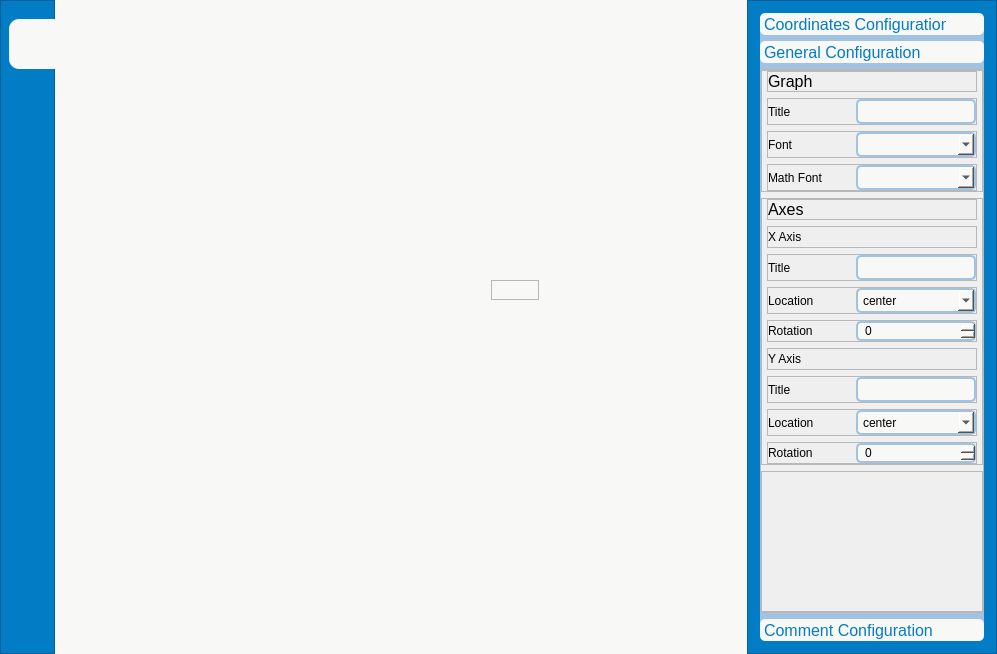
The window that interface.ui (vikesaki/University_MaximaAdditionalGraphicalUtility) describes before a commit, drawn with Qt 5.
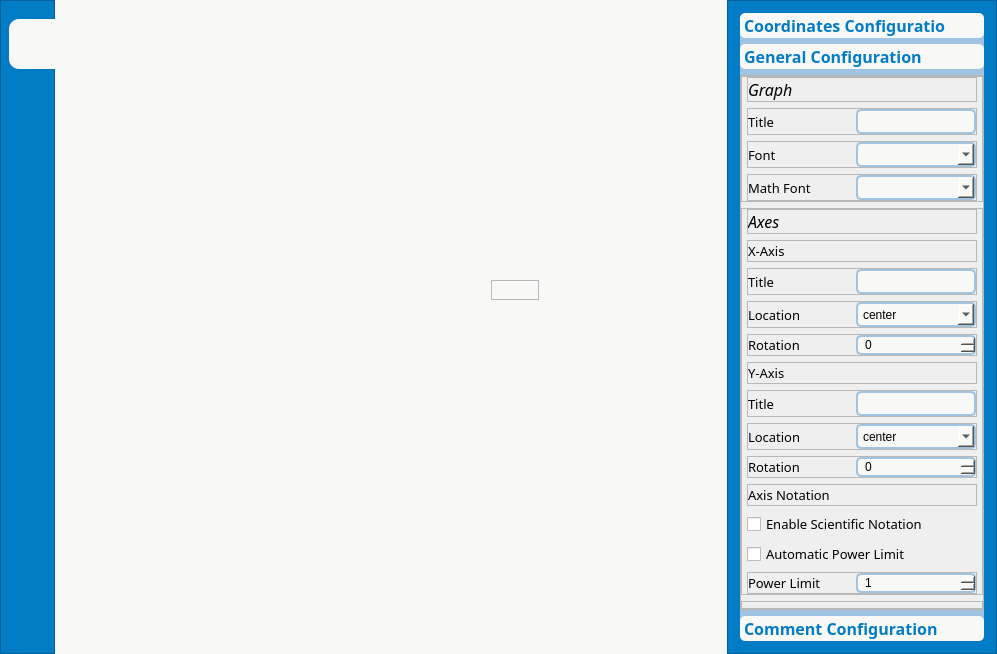
The same window after the commit. The open tabs and pages were chosen to show the change. Icons and pictures are not drawn. Custom widgets are drawn as their Qt base class.

Commit message: icons relocation and notation settings

```diff
--- a/interface.ui
+++ b/interface.ui
@@ -366,13 +366,13 @@
      <widget class="QFrame" name="frame_3">
       <property name="minimumSize">
        <size>
-        <width>250</width>
+        <width>270</width>
         <height>0</height>
        </size>
       </property>
       <property name="maximumSize">
        <size>
-        <width>250</width>
+        <width>270</width>
         <height>16777215</height>
        </size>
       </property>
@@ -408,6 +408,12 @@
            <verstretch>0</verstretch>
           </sizepolicy>
          </property>
+         <property name="font">
+          <font>
+           <family>Montserrat</family>
+           <bold>true</bold>
+          </font>
+         </property>
          <property name="styleSheet">
           <string notr="true">QToolBox {	
 	background-color: #a0c3e1;
@@ -928,8 +934,8 @@
            <rect>
             <x>0</x>
             <y>0</y>
-            <width>224</width>
-            <height>538</height>
+            <width>244</width>
+            <height>541</height>
            </rect>
           </property>
           <attribute name="label">
@@ -972,7 +978,7 @@
               <property name="bottomMargin">
                <number>0</number>
               </property>
-              <item alignment="Qt::AlignTop">
+              <item>
                <widget class="QFrame" name="frame_16">
                 <property name="frameShape">
                  <enum>QFrame::StyledPanel</enum>
@@ -1018,7 +1024,9 @@
                      <widget class="QLabel" name="label_2">
                       <property name="font">
                        <font>
+                        <family>Montserrat</family>
                         <pointsize>12</pointsize>
+                        <italic>true</italic>
                         <bold>false</bold>
                         <underline>false</underline>
                        </font>
@@ -1058,6 +1066,12 @@
                      <height>30</height>
                     </size>
                    </property>
+                   <property name="font">
+                    <font>
+                     <family>Montserrat</family>
+                     <pointsize>9</pointsize>
+                    </font>
+                   </property>
                    <property name="frameShape">
                     <enum>QFrame::StyledPanel</enum>
                    </property>
@@ -1081,7 +1095,8 @@
                      <widget class="QLabel" name="label_16">
                       <property name="font">
                        <font>
-                        <pointsize>9</pointsize>
+                        <family>Montserrat</family>
+                        <pointsize>10</pointsize>
                         <bold>false</bold>
                        </font>
                       </property>
@@ -1168,7 +1183,8 @@
                      <widget class="QLabel" name="label_17">
                       <property name="font">
                        <font>
-                        <pointsize>9</pointsize>
+                        <family>Montserrat</family>
+                        <pointsize>10</pointsize>
                         <bold>false</bold>
                        </font>
                       </property>
@@ -1246,7 +1262,8 @@
                      <widget class="QLabel" name="label_20">
                       <property name="font">
                        <font>
-                        <pointsize>9</pointsize>
+                        <family>Montserrat</family>
+                        <pointsize>10</pointsize>
                         <bold>false</bold>
                        </font>
                       </property>
@@ -1290,7 +1307,7 @@
                 </layout>
                </widget>
               </item>
-              <item alignment="Qt::AlignTop">
+              <item>
                <widget class="QFrame" name="frame_7">
                 <property name="sizePolicy">
                  <sizepolicy hsizetype="Preferred" vsizetype="Fixed">
@@ -1317,7 +1334,7 @@
                  <property name="bottomMargin">
                   <number>0</number>
                  </property>
-                 <item alignment="Qt::AlignTop">
+                 <item>
                   <widget class="QFrame" name="frame_10">
                    <property name="frameShape">
                     <enum>QFrame::StyledPanel</enum>
@@ -1342,7 +1359,9 @@
                      <widget class="QLabel" name="label_9">
                       <property name="font">
                        <font>
+                        <family>Montserrat</family>
                         <pointsize>12</pointsize>
+                        <italic>true</italic>
                         <bold>false</bold>
                         <underline>false</underline>
                        </font>
@@ -1399,12 +1418,13 @@
                      <widget class="QLabel" name="label_10">
                       <property name="font">
                        <font>
-                        <pointsize>9</pointsize>
+                        <family>Montserrat</family>
+                        <pointsize>10</pointsize>
                         <bold>false</bold>
                        </font>
                       </property>
                       <property name="text">
-                       <string>X Axis</string>
+                       <string>X-Axis</string>
                       </property>
                      </widget>
                     </item>
@@ -1424,7 +1444,7 @@
                    </layout>
                   </widget>
                  </item>
-                 <item alignment="Qt::AlignTop">
+                 <item>
                   <widget class="QFrame" name="frame_11">
                    <property name="minimumSize">
                     <size>
@@ -1461,7 +1481,8 @@
                      <widget class="QLabel" name="label_11">
                       <property name="font">
                        <font>
-                        <pointsize>9</pointsize>
+                        <family>Montserrat</family>
+                        <pointsize>10</pointsize>
                         <bold>false</bold>
                        </font>
                       </property>
@@ -1548,7 +1569,8 @@
                      <widget class="QLabel" name="label_12">
                       <property name="font">
                        <font>
-                        <pointsize>9</pointsize>
+                        <family>Montserrat</family>
+                        <pointsize>10</pointsize>
                         <bold>false</bold>
                        </font>
                       </property>
@@ -1641,7 +1663,8 @@
                      <widget class="QLabel" name="label_18">
                       <property name="font">
                        <font>
-                        <pointsize>9</pointsize>
+                        <family>Montserrat</family>
+                        <pointsize>10</pointsize>
                         <bold>false</bold>
                        </font>
                       </property>
@@ -1716,12 +1739,13 @@
                      <widget class="QLabel" name="label_15">
                       <property name="font">
                        <font>
-                        <pointsize>9</pointsize>
+                        <family>Montserrat</family>
+                        <pointsize>10</pointsize>
                         <bold>false</bold>
                        </font>
                       </property>
                       <property name="text">
-                       <string>Y Axis</string>
+                       <string>Y-Axis</string>
                       </property>
                      </widget>
                     </item>
@@ -1778,7 +1802,8 @@
                      <widget class="QLabel" name="label_13">
                       <property name="font">
                        <font>
-                        <pointsize>9</pointsize>
+                        <family>Montserrat</family>
+                        <pointsize>10</pointsize>
                         <bold>false</bold>
                        </font>
                       </property>
@@ -1859,7 +1884,8 @@
                      <widget class="QLabel" name="label_14">
                       <property name="font">
                        <font>
-                        <pointsize>9</pointsize>
+                        <family>Montserrat</family>
+                        <pointsize>10</pointsize>
                         <bold>false</bold>
                        </font>
                       </property>
@@ -1952,7 +1978,8 @@
                      <widget class="QLabel" name="label_19">
                       <property name="font">
                        <font>
-                        <pointsize>9</pointsize>
+                        <family>Montserrat</family>
+                        <pointsize>10</pointsize>
                         <bold>false</bold>
                        </font>
                       </property>
@@ -1996,6 +2023,178 @@
                    </layout>
                   </widget>
                  </item>
+                 <item>
+                  <widget class="QFrame" name="frame_35">
+                   <property name="minimumSize">
+                    <size>
+                     <width>0</width>
+                     <height>0</height>
+                    </size>
+                   </property>
+                   <property name="frameShape">
+                    <enum>QFrame::StyledPanel</enum>
+                   </property>
+                   <property name="frameShadow">
+                    <enum>QFrame::Raised</enum>
+                   </property>
+                   <layout class="QHBoxLayout" name="horizontalLayout_24">
+                    <property name="leftMargin">
+                     <number>0</number>
+                    </property>
+                    <property name="topMargin">
+                     <number>0</number>
+                    </property>
+                    <property name="rightMargin">
+                     <number>0</number>
+                    </property>
+                    <property name="bottomMargin">
+                     <number>0</number>
+                    </property>
+                    <item>
+                     <widget class="QLabel" name="label_22">
+                      <property name="font">
+                       <font>
+                        <family>Montserrat</family>
+                        <pointsize>10</pointsize>
+                        <bold>false</bold>
+                       </font>
+                      </property>
+                      <property name="text">
+                       <string>Axis Notation</string>
+                      </property>
+                     </widget>
+                    </item>
+                    <item>
+                     <spacer name="horizontalSpacer_24">
+                      <property name="orientation">
+                       <enum>Qt::Horizontal</enum>
+                      </property>
+                      <property name="sizeHint" stdset="0">
+                       <size>
+                        <width>176</width>
+                        <height>20</height>
+                       </size>
+                      </property>
+                     </spacer>
+                    </item>
+                   </layout>
+                  </widget>
+                 </item>
+                 <item>
+                  <widget class="QCheckBox" name="checkBox_ScientificNotation">
+                   <property name="font">
+                    <font>
+                     <family>Montserrat</family>
+                     <pointsize>10</pointsize>
+                     <bold>false</bold>
+                    </font>
+                   </property>
+                   <property name="text">
+                    <string>Enable Scientific Notation</string>
+                   </property>
+                  </widget>
+                 </item>
+                 <item>
+                  <widget class="QCheckBox" name="checkBox_AutomaticPower">
+                   <property name="font">
+                    <font>
+                     <family>Montserrat</family>
+                     <pointsize>10</pointsize>
+                    </font>
+                   </property>
+                   <property name="text">
+                    <string>Automatic Power Limit</string>
+                   </property>
+                  </widget>
+                 </item>
+                 <item>
+                  <widget class="QFrame" name="frame_36">
+                   <property name="minimumSize">
+                    <size>
+                     <width>0</width>
+                     <height>0</height>
+                    </size>
+                   </property>
+                   <property name="maximumSize">
+                    <size>
+                     <width>16777215</width>
+                     <height>30</height>
+                    </size>
+                   </property>
+                   <property name="frameShape">
+                    <enum>QFrame::StyledPanel</enum>
+                   </property>
+                   <property name="frameShadow">
+                    <enum>QFrame::Raised</enum>
+                   </property>
+                   <layout class="QHBoxLayout" name="horizontalLayout_25">
+                    <property name="leftMargin">
+                     <number>0</number>
+                    </property>
+                    <property name="topMargin">
+                     <number>0</number>
+                    </property>
+                    <property name="rightMargin">
+                     <number>0</number>
+                    </property>
+                    <property name="bottomMargin">
+                     <number>0</number>
+                    </property>
+                    <item>
+                     <widget class="QLabel" name="label_23">
+                      <property name="font">
+                       <font>
+                        <family>Montserrat</family>
+                        <pointsize>10</pointsize>
+                        <bold>false</bold>
+                       </font>
+                      </property>
+                      <property name="text">
+                       <string>Power Limit</string>
+                      </property>
+                     </widget>
+                    </item>
+                    <item>
+                     <spacer name="horizontalSpacer_25">
+                      <property name="orientation">
+                       <enum>Qt::Horizontal</enum>
+                      </property>
+                      <property name="sizeHint" stdset="0">
+                       <size>
+                        <width>27</width>
+                        <height>20</height>
+                       </size>
+                      </property>
+                     </spacer>
+                    </item>
+                    <item>
+                     <widget class="QSpinBox" name="spinBox_PowerLimit">
+                      <property name="minimumSize">
+                       <size>
+                        <width>120</width>
+                        <height>0</height>
+                       </size>
+                      </property>
+                      <property name="maximumSize">
+                       <size>
+                        <width>120</width>
+                        <height>16777215</height>
+                       </size>
+                      </property>
+                      <property name="minimum">
+                       <number>1</number>
+                      </property>
+                      <property name="maximum">
+                       <number>360</number>
+                      </property>
+                      <property name="value">
+                       <number>1</number>
+                      </property>
+                     </widget>
+                    </item>
+                   </layout>
+                  </widget>
+                 </item>
                 </layout>
                </widget>
               </item>
```
Left out of the diff: 114 changed lines with no effect on the pictures. Lines whose indentation alone changed are shown as unchanged. The commit also changes 792 other files.
